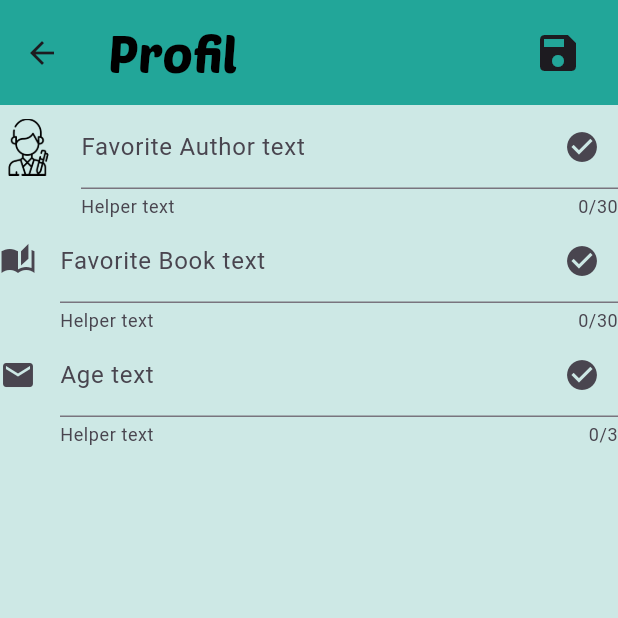
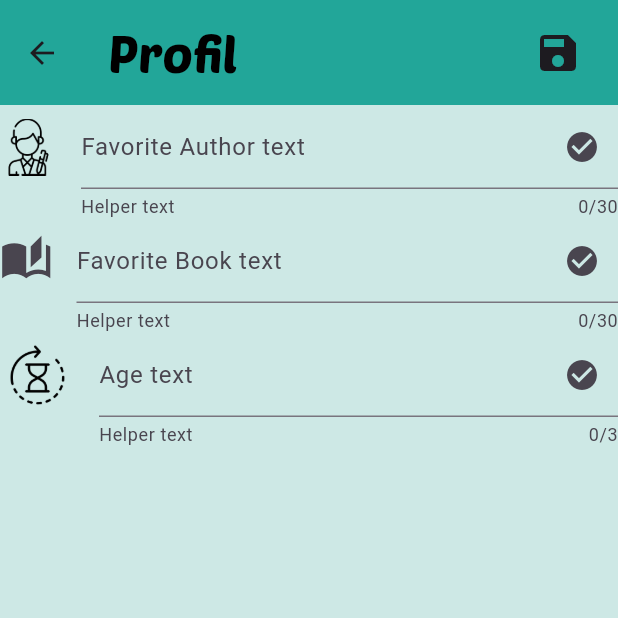
Before and after one commit to havva-nur-ezginci/Book-Explorer, a Flutter app: the Profil screen opened directly with empty values, on a phone screen of 412 x 824 dp, the top half of it. Run offline on Flutter 3.47's test engine with Material 3 defaults, Android fonts, the phone set to English and light mode, and no system bars; our stand-ins replace cloud_firestore, firebase_auth, firebase_core, google_generative_ai, google_sign_in, hexcolor; accounts and stored records are empty.

Commit message:
card widget düzenleme

```diff
--- a/grup81_ai_jam/lib/screens/profil.dart
+++ b/grup81_ai_jam/lib/screens/profil.dart
@@ -93,7 +93,10 @@ class _ProfilState extends State<Profil> {
           cursorColor: Theme.of(context).cardColor,
           maxLength: 30,
           decoration: const InputDecoration(
-            icon: Icon(Icons.auto_stories_sharp),
+            icon: Icon(
+              Icons.auto_stories_sharp,
+              size: 35,
+            ),
             labelText: 'Favorite Book text',
             helperText: 'Helper text',
             suffixIcon: Icon(
@@ -107,7 +110,11 @@ class _ProfilState extends State<Profil> {
           cursorColor: Theme.of(context).cardColor,
           maxLength: 3, //max 3 basamaklı olsun
           decoration: const InputDecoration(
-            icon: Icon(Icons.email),
+            icon: ImageIcon(
+              AssetImage('lib/assets/images/time.png'),
+              color: Colors.black,
+              size: 50,
+            ),
             labelText: 'Age text',
             helperText: 'Helper text',
             suffixIcon: Icon(
--- a/grup81_ai_jam/lib/service/gemini_ai.dart
+++ b/grup81_ai_jam/lib/service/gemini_ai.dart
@@ -17,7 +17,7 @@ class GeminiAI {
       final model = GenerativeModel(model: 'gemini-pro', apiKey: apiKey);
       final content = [
         Content.text(
-            'Bana kitap önerir misin? Her kitap için kitap adı,yazarı,kitap hakkında kısa bilgi içersin. Ayrıca $profilInfo')
+            'Bana kitap öner. Her kitap için kitap adı,yazarı,kitap hakkında kısa bilgi içersin. Ayrıca $profilInfo favori bilgilerime göre öneride bulun')
       ];
 
       final response = await model.generateContent(content);
```
Also changed, not shown: grup81_ai_jam/lib/screens/welcome.dart (+10 -2 lines), grup81_ai_jam/lib/assets/images/time.png (added).
